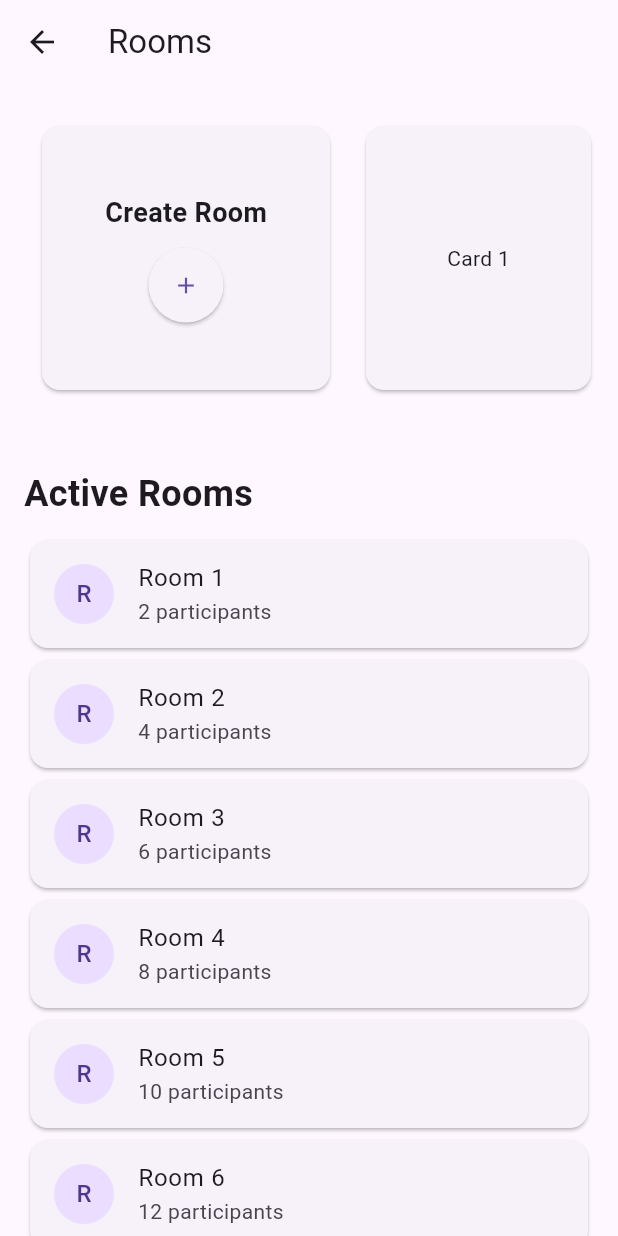
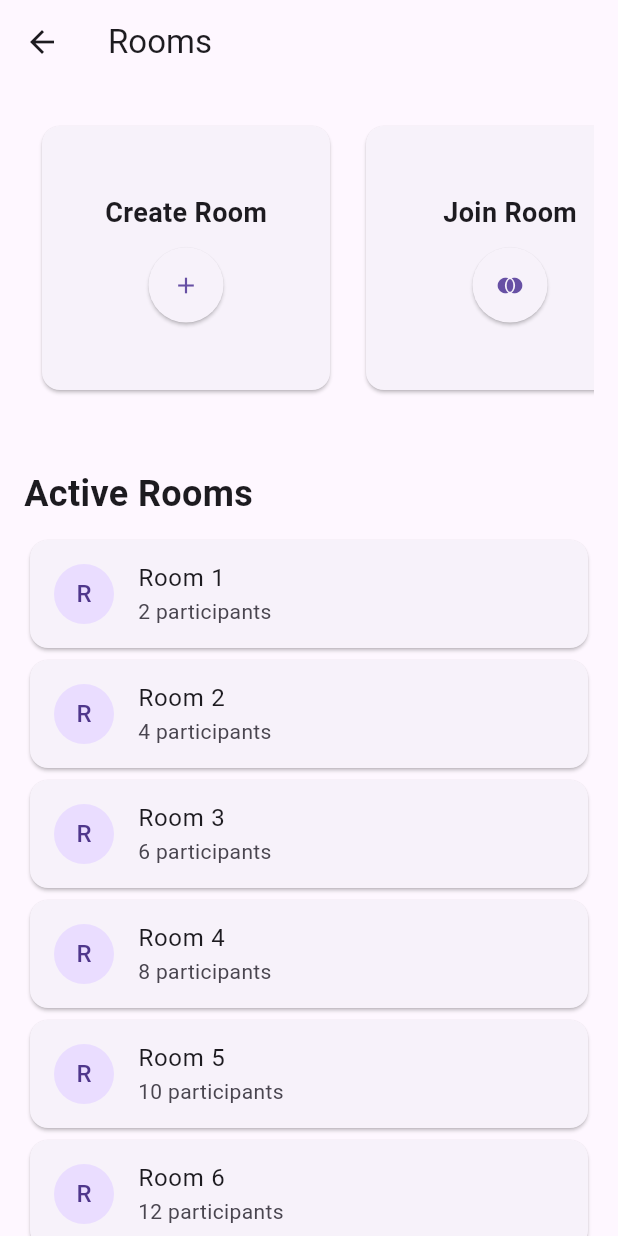
Before and after one commit to alokjha2/flutterGame, a Flutter app: the RoomPage screen opened by its route, on a phone screen of 412 x 824 dp. Run offline on Flutter 3.47's test engine with Material 3 defaults, Android fonts, the light colour scheme and no system bars; our stand-ins replace assets_audio_player, cloud_firestore, confetti, contacts_service, firebase_auth, firebase_core and 8 more; missing offline and left inert: glossy; accounts and stored records are empty.

Commit message:
added join room card

```diff
--- a/lib/notes.txt
+++ b/lib/notes.txt
@@ -1,6 +1,6 @@
 git init
 git add .
-git commit -m "added room page UI"
+git commit -m "added join room card"
 git branch -M main
 git remote add origin https://github.com/alokjha2/flutterGame.git
 git push -u origin main
--- a/lib/presentation/screens/rooms/room.dart
+++ b/lib/presentation/screens/rooms/room.dart
@@ -9,9 +9,11 @@ class RoomPage extends StatefulWidget {
 
 class _RoomPageState extends State<RoomPage> {
   bool isCreatingRoom = false;
+  bool isJoiningRoom = false;
   String roomName = '';
   bool isPrivate = true;
   String roomId = '';
+  String joinRoomId = '';
 
   void _createRoom() {
     setState(() {
@@ -20,12 +22,20 @@ class _RoomPageState extends State<RoomPage> {
     });
   }
 
+  void _joinRoom() {
+    setState(() {
+      isJoiningRoom = true;
+    });
+  }
+
   void _closeCreateRoom() {
     setState(() {
       isCreatingRoom = false;
+      isJoiningRoom = false;
       roomName = '';
       isPrivate = true;
       roomId = '';
+      joinRoomId = '';
     });
   }
 
@@ -59,15 +69,15 @@ class _RoomPageState extends State<RoomPage> {
           child: Column(
             crossAxisAlignment: CrossAxisAlignment.start,
             children: <Widget>[
-              // Four Cards in a Row
+              // Two Cards in a Row
               SizedBox(
                 height: 200,
                 child: ListView.builder(
                   scrollDirection: Axis.horizontal,
-                  itemCount: 5,
+                  itemCount: 2,
                   itemBuilder: (context, index) {
-                    // First card for "Create Room"
                     if (index == 0) {
+                      // "Create Room" card
                       return Padding(
                         padding: const EdgeInsets.all(8.0),
                         child: SizedBox(
@@ -100,20 +110,41 @@ class _RoomPageState extends State<RoomPage> {
                           ),
                         ),
                       );
-                    }
-                    // Other cards
+                    } else {
+                      // "Join Room" card
                       return Padding(
                         padding: const EdgeInsets.all(8.0),
+                        child: SizedBox(
+                          width: 200,
                           child: Card(
-                        child: Container(
-                          width: 150,
-                          height: 150,
-                          child: Center(
-                            child: Text('Card ${index}'),
+                            child: Padding(
+                              padding: const EdgeInsets.all(16.0),
+                              child: Column(
+                                mainAxisAlignment: MainAxisAlignment.center,
+                                children: [
+                                  Text(
+                                    'Join Room',
+                                    style: TextStyle(
+                                      fontSize: 18,
+                                      fontWeight: FontWeight.bold,
+                                    ),
+                                  ),
+                                  SizedBox(height: 10),
+                                  ElevatedButton(
+                                    onPressed: _joinRoom,
+                                    style: ElevatedButton.styleFrom(
+                                      shape: CircleBorder(),
+                                      padding: EdgeInsets.all(16),
+                                    ),
+                                    child: Icon(Icons.join_full),
+                                  ),
+                                ],
+                              ),
                             ),
                           ),
                         ),
                       );
+                    }
                   },
                 ),
               ),
@@ -148,12 +179,15 @@ class _RoomPageState extends State<RoomPage> {
                         if (isPrivate)
                           Padding(
                             padding: const EdgeInsets.symmetric(vertical: 8.0),
-                            child: Row(
+                            child: Column(
+                              crossAxisAlignment: CrossAxisAlignment.start,
+                              children: [
+                                Row(
                                   mainAxisAlignment: MainAxisAlignment.center,
                                   children: [
                                     Expanded(
                                       child: Text(
-                                    'Room ID: $roomId (Share this Room ID with friends and ask them to join the room using this ID)',
+                                        'Room ID: $roomId',
                                         style: TextStyle(
                                           fontSize: 16,
                                           fontWeight: FontWeight.bold,
@@ -173,6 +207,9 @@ class _RoomPageState extends State<RoomPage> {
                                       },
                                       icon: Icon(Icons.copy),
                                     ),
+                                  ],
+                                ),
+                                Text("Share this Room ID with friends and ask them to join the room using this ID")
                               ],
                             ),
                           ),
@@ -213,14 +250,51 @@ class _RoomPageState extends State<RoomPage> {
                                     ),
                                   ],
                                 ),
-                                Text("Anyone with the link can join")
-                              ],
-                            ),
-                          ),
                                 SizedBox(height: 10),
                         ElevatedButton(
                           onPressed: _closeCreateRoom,
                           child: Text('Next'),
+                        ),
+                      ],
+                    ),
+                  ),
+            ]),)),
+              // Join Room Card
+              if (isJoiningRoom)
+                Card(
+                  child: Padding(
+                    padding: const EdgeInsets.all(16.0),
+                    child: Column(
+                      children: [
+                        TextField(
+                          decoration: InputDecoration(
+                            labelText: 'Your Name',
+                          ),
+                          onChanged: (value) {
+                            setState(() {
+                              roomName = value;
+                            });
+                          },
+                        ),
+                        SizedBox(height: 16.0),
+                        TextField(
+                          decoration: InputDecoration(
+                            labelText: 'Room ID',
+                          ),
+                          onChanged: (value) {
+                            setState(() {
+                              joinRoomId = value;
+                            });
+                          },
+                        ),
+                        SizedBox(height: 16.0),
+                        ElevatedButton(
+                          onPressed: () {
+                            // Join room logic here
+                            print('Joining room with ID: $joinRoomId');
+                            _closeCreateRoom();
+                          },
+                          child: Text('Join Room'),
                         ),
                       ],
                     ),
```
Lines whose indentation alone changed are shown as unchanged.
